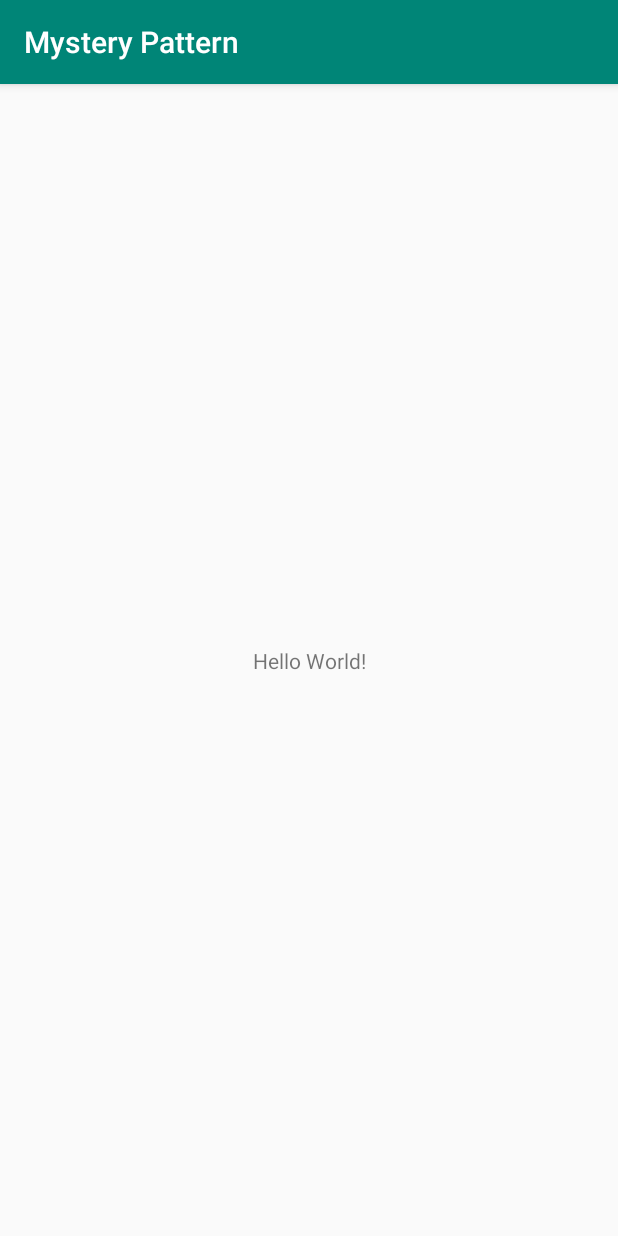
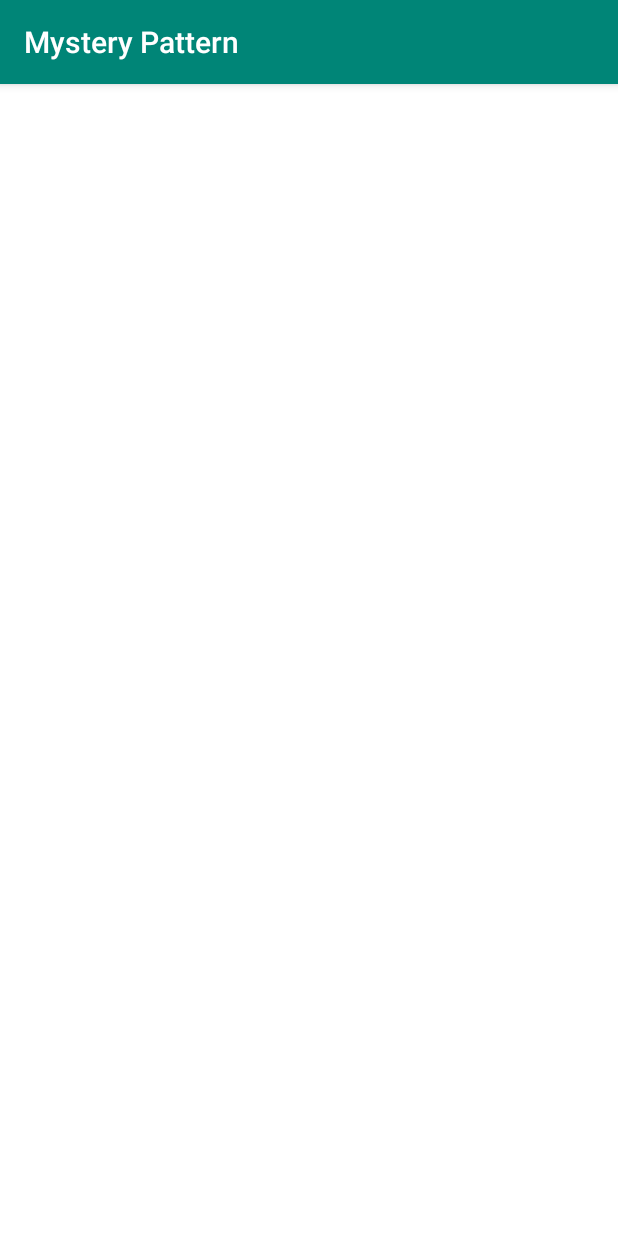
Before and after one commit to nick-bennett/mystery-pattern, an Android app: the screen it shows after launch (MainActivity), on a phone screen of 412 x 824 dp. Run offline under Robolectric (Android 15) with nearby library versions, the phone set to English and light mode, and no system bars.

Commit message:
Displaying vertices, menu, & preparing plot.

```diff
--- a/app/src/main/java/edu/cnm/deepdive/mysterypattern/controller/MainActivity.java
+++ b/app/src/main/java/edu/cnm/deepdive/mysterypattern/controller/MainActivity.java
@@ -11,4 +11,5 @@ public class MainActivity extends AppCompatActivity {
     super.onCreate(savedInstanceState);
     setContentView(R.layout.activity_main);
   }
+
 }
--- a/app/src/main/java/edu/cnm/deepdive/mysterypattern/controller/MainFragment.java
+++ b/app/src/main/java/edu/cnm/deepdive/mysterypattern/controller/MainFragment.java
@@ -1,20 +1,105 @@
 package edu.cnm.deepdive.mysterypattern.controller;
 
+import android.annotation.SuppressLint;
 import android.os.Bundle;
+import android.view.Menu;
+import android.view.MenuInflater;
+import android.view.MenuItem;
+import android.view.MotionEvent;
+import android.widget.Toast;
+import androidx.annotation.NonNull;
+import androidx.annotation.Nullable;
 import androidx.fragment.app.Fragment;
 import android.view.LayoutInflater;
 import android.view.View;
 import android.view.ViewGroup;
 
 import edu.cnm.deepdive.mysterypattern.R;
+import edu.cnm.deepdive.mysterypattern.model.Position;
+import edu.cnm.deepdive.mysterypattern.model.Terrain;
+import edu.cnm.deepdive.mysterypattern.view.PatternView;
+import java.util.LinkedList;
+import java.util.List;
 
-public class MainFragment extends Fragment {
+public class MainFragment extends Fragment implements View.OnTouchListener {
+
+  private static final int NUM_VERTICES = 3;
+  private static final double JUMP_FRACTION = 0.5;
+
+  private List<Position> vertices;
+  private PatternView patternView;
+  private Mode mode;
+  private Terrain terrain;
+
+  @Override
+  public void onCreate(@Nullable Bundle savedInstanceState) {
+    super.onCreate(savedInstanceState);
+    setHasOptionsMenu(true);
+  }
 
   @Override
   public View onCreateView(LayoutInflater inflater, ViewGroup container,
       Bundle savedInstanceState) {
     // Inflate the layout for this fragment
-    return inflater.inflate(R.layout.fragment_main, container, false);
+    View view = inflater.inflate(R.layout.fragment_main, container, false);
+    patternView = view.findViewById(R.id.pattern_view);
+    patternView.setOnTouchListener(this);
+    vertices = new LinkedList<>();
+    patternView.setVertices(vertices);
+    build();
+    return view;
+  }
+
+  @Override
+  public void onCreateOptionsMenu(@NonNull Menu menu, @NonNull MenuInflater inflater) {
+    super.onCreateOptionsMenu(menu, inflater);
+    inflater.inflate(R.menu.options, menu);
+  }
+
+  @Override
+  public void onPrepareOptionsMenu(@NonNull Menu menu) {
+    super.onPrepareOptionsMenu(menu);
+    menu.findItem(R.id.play).setVisible(mode == Mode.READY || mode == Mode.PAUSED);
+    menu.findItem(R.id.pause).setVisible(mode == Mode.JUMPING);
+    menu.findItem(R.id.reset).setVisible(mode == Mode.PAUSED);
+    menu.findItem(R.id.build).setVisible(mode == Mode.PAUSED);
+  }
+
+  @Override
+  public boolean onOptionsItemSelected(@NonNull MenuItem item) {
+    return super.onOptionsItemSelected(item);
+  }
+
+  @Override
+  public boolean onTouch(View v, MotionEvent event) {
+    // TODO Check mode.
+    if (event.getActionMasked() == MotionEvent.ACTION_DOWN) {
+      vertices.add(new Position(event.getX(), event.getY()));
+      if (vertices.size() >= NUM_VERTICES) {
+        mode = Mode.READY;
+        getActivity().invalidateOptionsMenu();
+        while (vertices.size() > NUM_VERTICES) {
+          vertices.remove(0);
+        }
+      }
+      // TODO Refresh options menu.
+      patternView.invalidate();
+    }
+    v.performClick();
+    return false;
+  }
+
+  @SuppressLint("ShowToast")
+  private void build() {
+    Toast.makeText(getContext(), "Click to place the vertices of a triangle.", Toast.LENGTH_LONG).show();
+    mode = Mode.BUILDING;
+    vertices.clear();
+    // TODO Reset the patternView.
+    // TODO Reset the terrain.
+  }
+
+  public enum Mode {
+    BUILDING, READY, JUMPING, PAUSED
   }
 
 }
--- a/app/src/main/java/edu/cnm/deepdive/mysterypattern/view/PatternView.java
+++ b/app/src/main/java/edu/cnm/deepdive/mysterypattern/view/PatternView.java
@@ -1,7 +1,9 @@
 package edu.cnm.deepdive.mysterypattern.view;
 
+import android.annotation.SuppressLint;
 import android.content.Context;
 import android.graphics.Bitmap;
+import android.graphics.Bitmap.Config;
 import android.graphics.Canvas;
 import android.graphics.Color;
 import android.graphics.Paint;
@@ -9,6 +11,8 @@ import android.graphics.RectF;
 import android.util.AttributeSet;
 import android.view.View;
 import androidx.annotation.Nullable;
+import edu.cnm.deepdive.mysterypattern.R;
+import edu.cnm.deepdive.mysterypattern.controller.MainFragment.Mode;
 import edu.cnm.deepdive.mysterypattern.model.Position;
 import edu.cnm.deepdive.mysterypattern.model.Terrain;
 import java.util.List;
@@ -21,6 +25,7 @@ public class PatternView extends View {
   private Canvas canvas;
   private Paint paint;
   private RectF dest;
+  private Mode mode;
 
   {
     setWillNotDraw(false);
@@ -45,14 +50,29 @@ public class PatternView extends View {
     super(context, attrs, defStyleAttr, defStyleRes);
   }
 
+  @SuppressLint("CanvasSize")
   @Override
   protected void onDraw(Canvas canvas) {
-    if (vertices != null) {
-      paint.setColor(Color.BLUE);
-      for (Position position : vertices) {
-        canvas.drawCircle((float) position.getX(), (float) position.getY(), 25, paint);
+    if (mode == Mode.BUILDING || mode == Mode.READY) {
+      if (vertices != null) {
+        paint.setColor(Color.BLUE);
+        for (Position position : vertices) {
+          canvas.drawCircle((float) position.getX(), (float) position.getY(),
+              getContext().getResources().getDimension(R.dimen.vertex_radius), paint);
+        }
       }
+    } else {
+      if (bitmap == null) {
+        createBitmap();
+      }
+      dest.set(0, 0, canvas.getWidth(), canvas.getHeight());
+      canvas.drawBitmap(bitmap, null, dest, null);
     }
+  }
+
+  @Override
+  public boolean performClick() {
+    return super.performClick();
   }
 
   public List<Position> getVertices() {
@@ -71,4 +91,35 @@ public class PatternView extends View {
     this.terrain = terrain;
   }
 
+  public Mode getMode() {
+    return mode;
+  }
+
+  public void setMode(Mode mode) {
+    this.mode = mode;
+  }
+
+  private void createBitmap() {
+    bitmap = Bitmap.createBitmap(getWidth(), getHeight(), Config.RGB_565);
+    canvas = new Canvas(bitmap);
+    canvas.drawColor(Color.WHITE);
+  }
+
+  public void reset() {
+    bitmap = null;
+    canvas = null;
+  }
+
+  public void update() {
+    if (bitmap == null) {
+      createBitmap();
+    }
+    if (terrain != null) {
+      paint.setColor(Color.BLACK);
+      for (Position position : terrain.getCurrent()) {
+        canvas.drawPoint((float) position.getX(), (float) position.getY(), paint);
+      }
+    }
+  }
+
 }
--- /dev/null
+++ b/app/src/main/res/drawable/ic_build.xml
@@ -0,0 +1,9 @@
+<vector xmlns:android="http://schemas.android.com/apk/res/android"
+        android:width="24dp"
+        android:height="24dp"
+        android:viewportWidth="24.0"
+        android:viewportHeight="24.0">
+    <path
+        android:fillColor="#FFFFFFFF"
+        android:pathData="M22.7,19l-9.1,-9.1c0.9,-2.3 0.4,-5 -1.5,-6.9 -2,-2 -5,-2.4 -7.4,-1.3L9,6 6,9 1.6,4.7C0.4,7.1 0.9,10.1 2.9,12.1c1.9,1.9 4.6,2.4 6.9,1.5l9.1,9.1c0.4,0.4 1,0.4 1.4,0l2.3,-2.3c0.5,-0.4 0.5,-1.1 0.1,-1.4z"/>
+</vector>
--- /dev/null
+++ b/app/src/main/res/drawable/ic_pause.xml
@@ -0,0 +1,9 @@
+<vector xmlns:android="http://schemas.android.com/apk/res/android"
+        android:width="24dp"
+        android:height="24dp"
+        android:viewportWidth="24.0"
+        android:viewportHeight="24.0">
+    <path
+        android:fillColor="#FFFFFFFF"
+        android:pathData="M6,19h4L10,5L6,5v14zM14,5v14h4L18,5h-4z"/>
+</vector>
--- /dev/null
+++ b/app/src/main/res/drawable/ic_play.xml
@@ -0,0 +1,9 @@
+<vector xmlns:android="http://schemas.android.com/apk/res/android"
+        android:width="24dp"
+        android:height="24dp"
+        android:viewportWidth="24.0"
+        android:viewportHeight="24.0">
+    <path
+        android:fillColor="#FFFFFFFF"
+        android:pathData="M8,5v14l11,-7z"/>
+</vector>
--- /dev/null
+++ b/app/src/main/res/drawable/ic_replay.xml
@@ -0,0 +1,9 @@
+<vector xmlns:android="http://schemas.android.com/apk/res/android"
+        android:width="24dp"
+        android:height="24dp"
+        android:viewportWidth="24.0"
+        android:viewportHeight="24.0">
+    <path
+        android:fillColor="#FFFFFFFF"
+        android:pathData="M12,5V1L7,6l5,5V7c3.31,0 6,2.69 6,6s-2.69,6 -6,6 -6,-2.69 -6,-6H4c0,4.42 3.58,8 8,8s8,-3.58 8,-8 -3.58,-8 -8,-8z"/>
+</vector>
--- a/app/src/main/res/layout/activity_main.xml
+++ b/app/src/main/res/layout/activity_main.xml
@@ -1,19 +1,7 @@
 <?xml version="1.0" encoding="utf-8"?>
-<androidx.constraintlayout.widget.ConstraintLayout
+<fragment
   xmlns:android="http://schemas.android.com/apk/res/android"
-  xmlns:app="http://schemas.android.com/apk/res-auto"
-  xmlns:tools="http://schemas.android.com/tools"
+  android:id="@+id/main_fragment"
+  android:name="edu.cnm.deepdive.mysterypattern.controller.MainFragment"
   android:layout_width="match_parent"
-  android:layout_height="match_parent"
-  tools:context=".controller.MainActivity">
-
-  <TextView
-    android:layout_width="wrap_content"
-    android:layout_height="wrap_content"
-    android:text="Hello World!"
-    app:layout_constraintBottom_toBottomOf="parent"
-    app:layout_constraintLeft_toLeftOf="parent"
-    app:layout_constraintRight_toRightOf="parent"
-    app:layout_constraintTop_toTopOf="parent"/>
-
-</androidx.constraintlayout.widget.ConstraintLayout>
+  android:layout_height="match_parent"/>
--- a/app/src/main/res/layout/fragment_main.xml
+++ b/app/src/main/res/layout/fragment_main.xml
@@ -1,14 +1,19 @@
 <?xml version="1.0" encoding="utf-8"?>
-<FrameLayout xmlns:android="http://schemas.android.com/apk/res/android"
+<androidx.constraintlayout.widget.ConstraintLayout
+  xmlns:android="http://schemas.android.com/apk/res/android"
   xmlns:tools="http://schemas.android.com/tools"
   android:layout_width="match_parent"
   android:layout_height="match_parent"
+  xmlns:app="http://schemas.android.com/apk/res-auto"
   tools:context=".controller.MainFragment">
 
-  <!-- TODO: Update blank fragment layout -->
-  <TextView
-    android:layout_width="match_parent"
-    android:layout_height="match_parent"
-    android:text="@string/hello_blank_fragment"/>
+  <edu.cnm.deepdive.mysterypattern.view.PatternView
+    android:id="@+id/pattern_view"
+    android:layout_width="0dp"
+    android:layout_height="0dp"
+    app:layout_constraintTop_toTopOf="parent"
+    app:layout_constraintStart_toStartOf="parent"
+    app:layout_constraintEnd_toEndOf="parent"
+    app:layout_constraintBottom_toBottomOf="parent"/>
 
-</FrameLayout>
+</androidx.constraintlayout.widget.ConstraintLayout>
--- /dev/null
+++ b/app/src/main/res/menu/options.xml
@@ -0,0 +1,29 @@
+<?xml version="1.0" encoding="utf-8"?>
+<menu xmlns:android="http://schemas.android.com/apk/res/android"
+  xmlns:app="http://schemas.android.com/apk/res-auto">
+
+  <item
+    android:id="@+id/build"
+    android:title="@string/build"
+    android:icon="@drawable/ic_build"
+    app:showAsAction="always"/>
+
+  <item
+    android:id="@+id/reset"
+    android:title="@string/reset"
+    android:icon="@drawable/ic_replay"
+    app:showAsAction="always"/>
+
+  <item
+    android:id="@+id/play"
+    android:title="@string/run"
+    android:icon="@drawable/ic_play"
+    app:showAsAction="always"/>
+
+  <item
+    android:id="@+id/pause"
+    android:title="@string/pause"
+    android:icon="@drawable/ic_pause"
+    app:showAsAction="always"/>
+
+</menu>
--- /dev/null
+++ b/app/src/main/res/values/dimens.xml
@@ -0,0 +1,4 @@
+<?xml version="1.0" encoding="utf-8"?>
+<resources>
+  <dimen name="vertex_radius">5dp</dimen>
+</resources>
--- a/app/src/main/res/values/strings.xml
+++ b/app/src/main/res/values/strings.xml
@@ -1,6 +1,10 @@
 <resources>
+
   <string name="app_name">Mystery Pattern</string>
 
-  <!-- TODO: Remove or change this placeholder text -->
-  <string name="hello_blank_fragment">Hello blank fragment</string>
+  <string name="build">Build</string>
+  <string name="reset">Reset</string>
+  <string name="run">Run</string>
+  <string name="pause">Pause</string>
+
 </resources>
```
